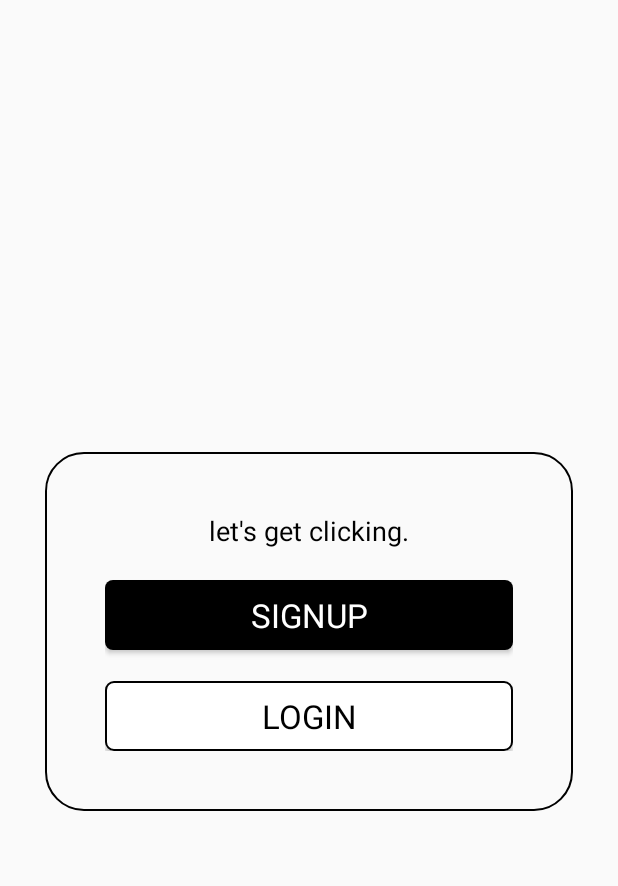
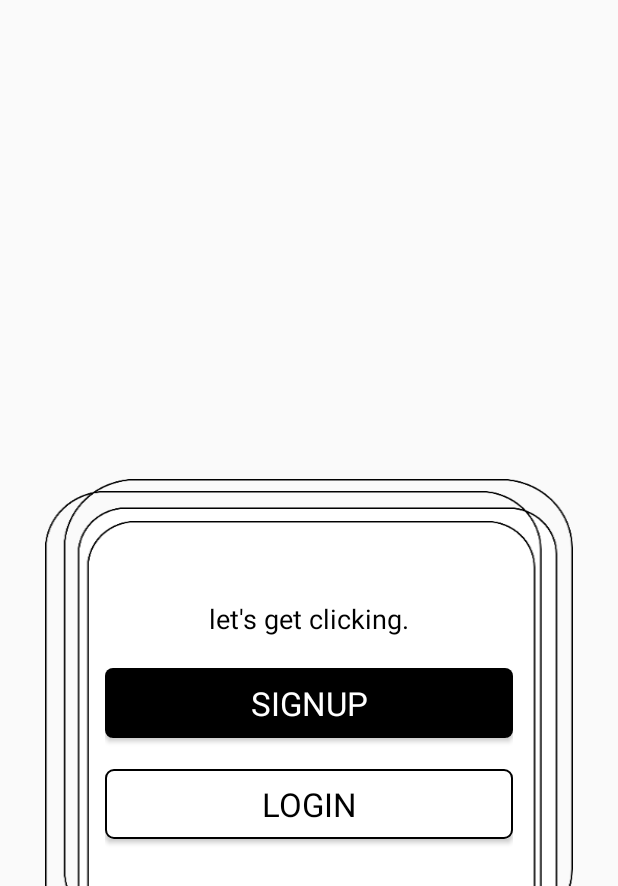
Before and after one commit to qwerty015/SHT01, an Android app: the screen it shows after launch (OnBoardingActivity), on a phone screen of 412 x 824 dp, the part 350-1236 px from its top. Run offline under Robolectric (Android 15) with nearby library versions, the phone set to English and light mode, and no system bars; our stand-ins replace ButterKnife, sdp/ssp sizes; Roboto replaces fonts that are not available here; 2 statements that could not run were skipped.

Commit message:
feat: onboarding border image

```diff
--- a/app/src/main/java/com/autohubtraining/autohub/scene/name/NameActivity.java
+++ b/app/src/main/java/com/autohubtraining/autohub/scene/name/NameActivity.java
@@ -44,7 +44,7 @@ public class NameActivity extends BaseActivity implements NameContract.View {
         int id = view.getId();
         switch (id) {
             case R.id.nextBtn:
-                presenter.onNextBtnClicked();
+                presenter.onNextBtnClicked("","");
                 break;
         }
     }
--- a/app/src/main/res/layout/activity_onboarding.xml
+++ b/app/src/main/res/layout/activity_onboarding.xml
@@ -25,9 +25,9 @@
         android:layout_height="wrap_content"
         android:layout_alignParentBottom="true"
         android:layout_marginHorizontal="@dimen/margin30"
-        android:layout_marginBottom="@dimen/margin50"
-        android:background="@drawable/round_border"
-        android:gravity="center_horizontal"
+        android:layout_marginBottom="-50dp"
+        android:background="@drawable/border_image"
+        android:gravity="center"
         android:orientation="vertical"
         android:padding="@dimen/margin40">
 
```
Also changed, not shown: app/src/main/res/drawable-xxxhdpi/border_image.png (added).
